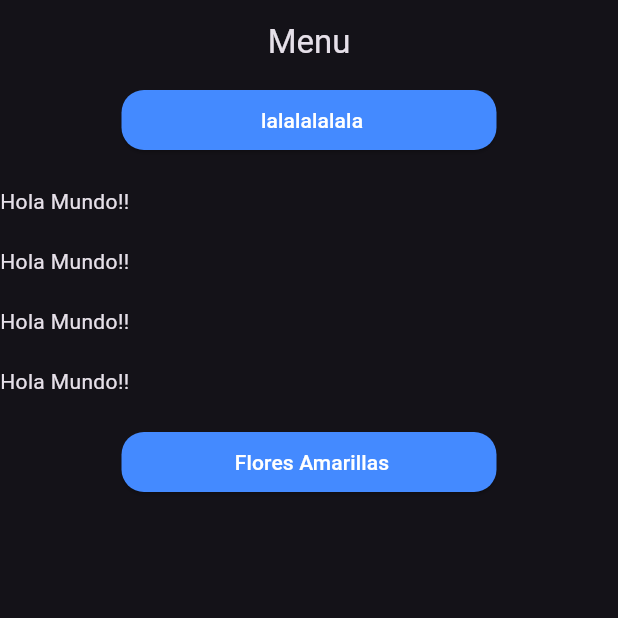
After one commit to GrullonDev/YellowFlowers, a Flutter app: the screen it shows after launch, on a phone screen of 412 x 824 dp, the top half of it. The commit adds this screen. Run offline on Flutter 3.47's test engine with Material 3 defaults, Android fonts, the phone set to English and light mode, and no system bars; our stand-ins replace firebase_core; accounts and stored records are empty.

Commit message:
New improvement to add a menu to the app

```diff
--- a/lib/app.dart
+++ b/lib/app.dart
@@ -1,5 +1,5 @@
 import 'package:flutter/material.dart';
-import 'package:yellow_flowers/features/pages/flower_screen.dart';
+import 'package:yellow_flowers/features/home/pages/home_page.dart';
 
 class MyApp extends StatelessWidget {
   const MyApp({super.key});
@@ -10,7 +10,7 @@ class MyApp extends StatelessWidget {
       debugShowCheckedModeBanner: false,
       title: 'Yellow Flowers',
       theme: ThemeData.dark(),
-      home: const FlowerScreen(),
+      home: const HomePage(),
     );
   }
 }
--- /dev/null
+++ b/lib/features/home/bloc/home_bloc.dart
@@ -0,0 +1,3 @@
+import 'package:yellow_flowers/features/utils/base_model.dart';
+
+class HomeBloc extends BaseModel {}
--- /dev/null
+++ b/lib/features/home/pages/home_layout.dart
@@ -0,0 +1,50 @@
+import 'package:flutter/material.dart';
+import 'package:yellow_flowers/features/Flowers/pages/flower_screen.dart';
+import 'package:yellow_flowers/features/utils/buttons/elevated_button.dart';
+
+class HomeLayout extends StatelessWidget {
+  const HomeLayout({super.key});
+
+  @override
+  Widget build(BuildContext context) {
+    return Scaffold(
+      appBar: AppBar(
+        title: const Center(
+          child: Text('Menu'),
+        ),
+      ),
+      body: Column(
+        crossAxisAlignment: CrossAxisAlignment.start,
+        children: [
+          AppElevatedButton(
+            onTap: () => Navigator.push(
+              context,
+              MaterialPageRoute(
+                builder: (context) => const Placeholder(),
+              ),
+            ),
+            title: 'lalalalalala',
+          ),
+          const SizedBox(height: 20),
+          const Text('Hola Mundo!!'),
+          const SizedBox(height: 20),
+          const Text('Hola Mundo!!'),
+          const SizedBox(height: 20),
+          const Text('Hola Mundo!!'),
+          const SizedBox(height: 20),
+          const Text('Hola Mundo!!'),
+          const SizedBox(height: 20),
+          AppElevatedButton(
+            onTap: () => Navigator.push(
+              context,
+              MaterialPageRoute(
+                builder: (context) => const FlowerScreen(),
+              ),
+            ),
+            title: 'Flores Amarillas',
+          ),
+        ],
+      ),
+    );
+  }
+}
--- /dev/null
+++ b/lib/features/home/pages/home_page.dart
@@ -0,0 +1,16 @@
+import 'package:flutter/material.dart';
+import 'package:yellow_flowers/features/home/bloc/home_bloc.dart';
+import 'package:yellow_flowers/features/home/pages/home_layout.dart';
+import 'package:yellow_flowers/features/utils/base_model_scaffold.dart';
+
+class HomePage extends StatelessWidget {
+  const HomePage({super.key});
+
+  @override
+  Widget build(BuildContext context) {
+    return BaseModelScaffold(
+      model: HomeBloc(),
+      builder: (context, value) => const HomeLayout(),
+    );
+  }
+}
```
